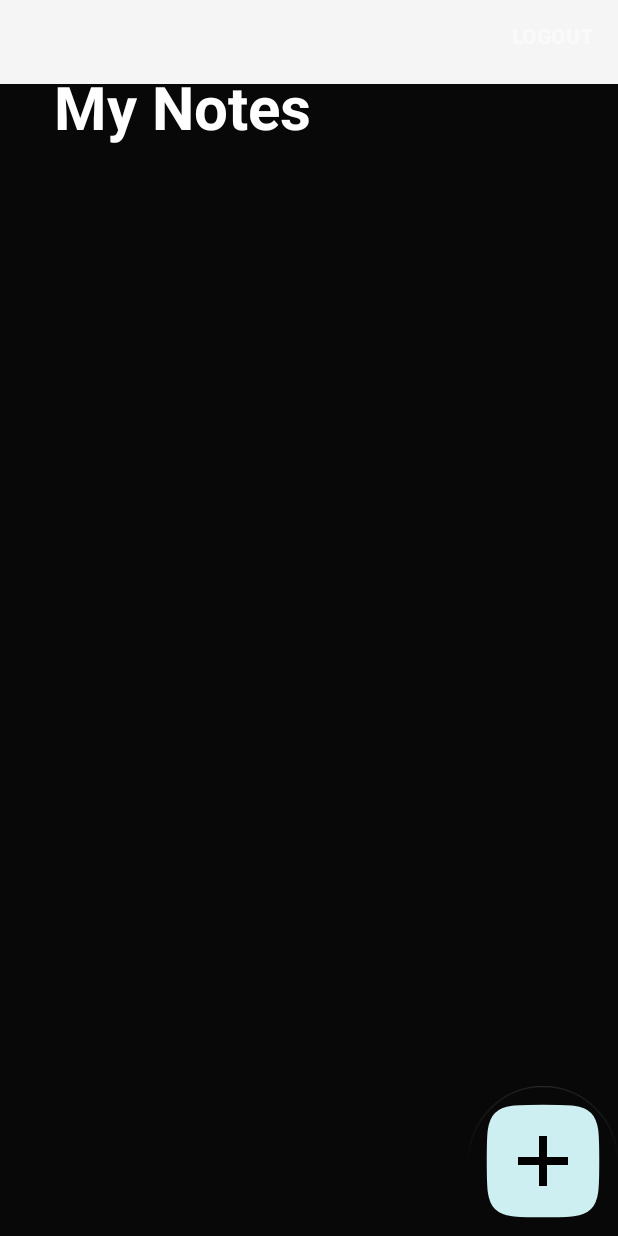
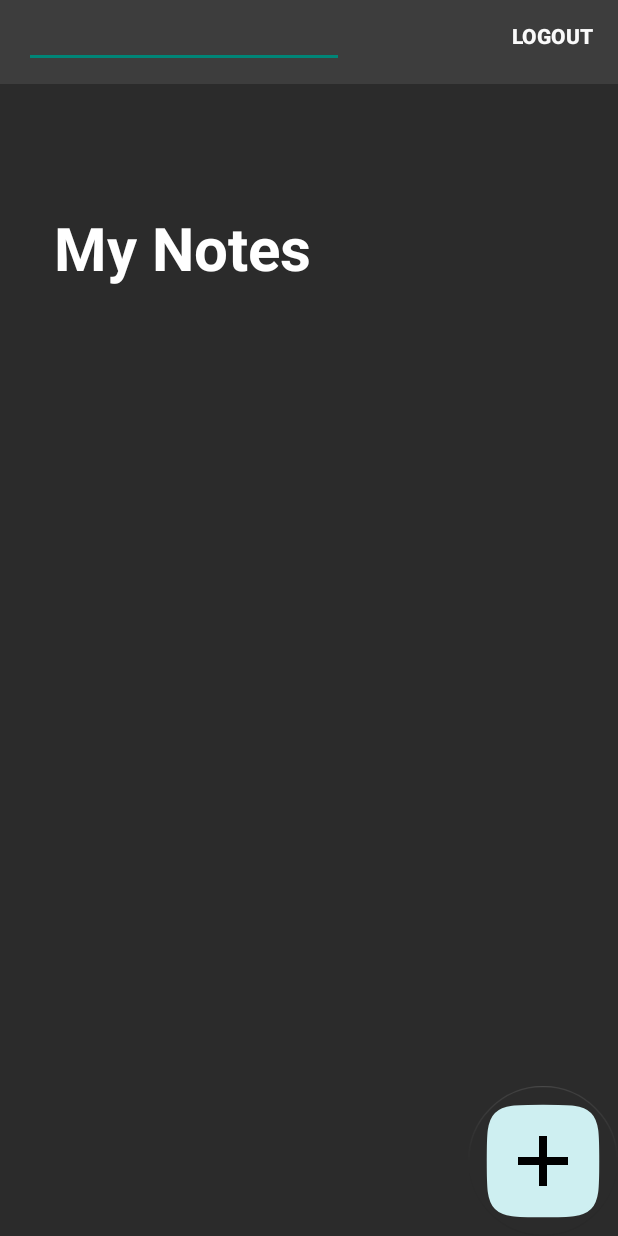
Before and after one commit to TomTFSG/Challenge_2_, an Android app: the layout fragment_list.xml on its own in the app's theme, with its tools: preview values and no code run, on a phone screen of 412 x 824 dp. Run offline under Robolectric (Android 15) with nearby library versions, the phone set to English and light mode, and no system bars.

```diff
--- a/app/src/main/res/layout/appbar.xml
+++ b/app/src/main/res/layout/appbar.xml
@@ -1,11 +1,10 @@
 <?xml version="1.0" encoding="utf-8"?>
 <androidx.appcompat.widget.Toolbar xmlns:android="http://schemas.android.com/apk/res/android"
-    android:id="@+id/toolbar"
+    android:id="@+id/appbar"
     android:layout_width="match_parent"
     android:layout_height="?attr/actionBarSize"
     android:minHeight="?attr/actionBarSize"
-    android:background="?attr/colorPrimary"
+    android:background="@color/appbar"
     android:theme="?attr/actionBarTheme"
 >
-
 </androidx.appcompat.widget.Toolbar>
--- a/app/src/main/res/layout/fragment_list.xml
+++ b/app/src/main/res/layout/fragment_list.xml
@@ -6,9 +6,11 @@
     android:layout_width="match_parent"
     android:layout_height="match_parent"
     tools:context=".Frag.List"
-    android:background="#080808">
+    android:background="@color/background">
 
-    <include layout="@layout/appbar" />
+    <include
+        android:id="@+id/include"
+        layout="@layout/appbar" />
 
     <Button
         android:id="@+id/logout"
@@ -26,17 +28,17 @@
         android:id="@+id/notes_title"
         android:layout_width="wrap_content"
         android:layout_height="wrap_content"
-        android:layout_marginTop="24dp"
         android:padding="20dp"
         android:text="My Notes"
         android:textAlignment="viewStart"
         android:textColor="#FFFFFF"
         android:textSize="40sp"
         android:textStyle="bold"
+        app:layout_constraintBottom_toTopOf="@+id/scrollview"
         app:layout_constraintEnd_toEndOf="parent"
         app:layout_constraintHorizontal_bias="0.08"
         app:layout_constraintStart_toStartOf="parent"
-        app:layout_constraintTop_toTopOf="parent" />
+        app:layout_constraintTop_toBottomOf="@+id/include" />
 
     <ScrollView
         android:id="@+id/scrollview"
@@ -70,4 +72,20 @@
         app:maxImageSize="100dp"
         app:rippleColor="#00FFFFFF" />
 
+    <EditText
+        android:id="@+id/searchbar"
+        android:layout_width="wrap_content"
+        android:layout_height="wrap_content"
+        android:layout_marginStart="16dp"
+        android:ems="10"
+        android:inputType="text"
+        android:text=""
+        android:textColor="@color/white"
+        app:layout_constraintBottom_toBottomOf="@+id/include"
+        app:layout_constraintEnd_toStartOf="@+id/logout"
+        app:layout_constraintHorizontal_bias="0.0"
+        app:layout_constraintStart_toStartOf="parent"
+        app:layout_constraintTop_toTopOf="parent"
+        app:layout_constraintVertical_bias="0.0" />
+
 </androidx.constraintlayout.widget.ConstraintLayout>
--- a/app/src/main/res/values/colors.xml
+++ b/app/src/main/res/values/colors.xml
@@ -1,5 +1,6 @@
 <?xml version="1.0" encoding="utf-8"?>
 <resources>
-    <color name="black">#FF000000</color>
+    <color name="appbar">#3D3D3D</color>
     <color name="white">#FFFFFFFF</color>
+    <color name="background">#2b2b2b</color>
 </resources>
```
Also changed, not shown: app/src/main/java/com/example/challenge_2_/Frag/List.java (+86 -19 lines).
